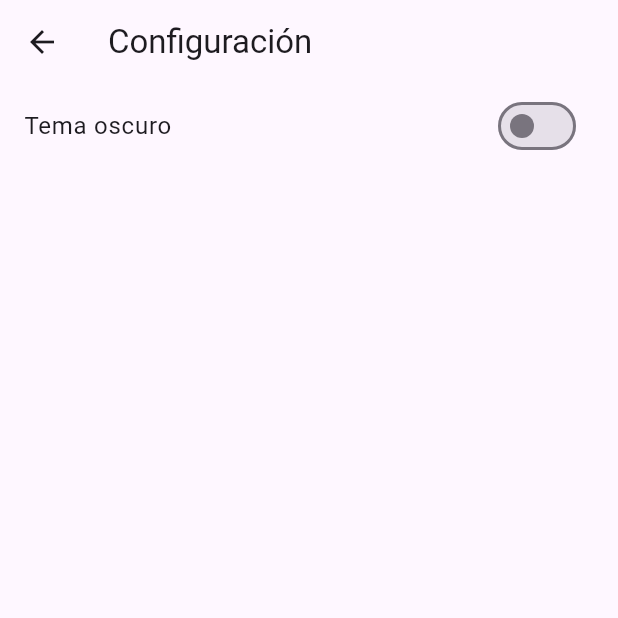
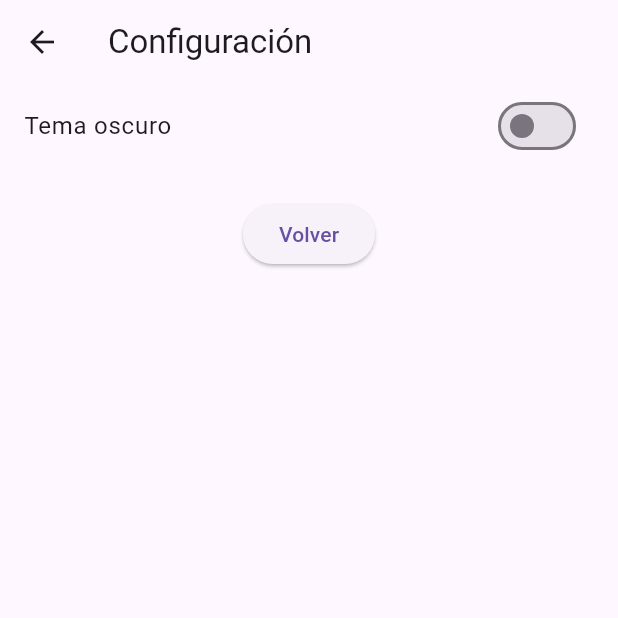
Before and after one commit to carlosgr1992/World_News_CGR, a Flutter app: the ConfiguracionView screen opened by its route, on a phone screen of 412 x 824 dp, the top half of it. Run offline on Flutter 3.47's test engine with Material 3 defaults, Android fonts, the phone set to English and light mode, and no system bars; our stand-ins replace cloud_firestore, firebase_auth, firebase_core; accounts and stored records are empty; generated files the repository leaves out were written again.

Commit message:
Agregado boton volver en configuracion

```diff
--- a/lib/customViews/ButtonBarCustom.dart
+++ b/lib/customViews/ButtonBarCustom.dart
@@ -5,6 +5,7 @@ import 'dart:convert';
 class ButtonBarCustom extends StatelessWidget {
   final VoidCallback onListPressed;
   final VoidCallback onGridPressed;
+
 
   ButtonBarCustom({required this.onListPressed, required this.onGridPressed});
 
--- a/lib/onBoarding/ConfiguracionView.dart
+++ b/lib/onBoarding/ConfiguracionView.dart
@@ -1,7 +1,6 @@
 import 'package:flutter/material.dart';
 import 'package:provider/provider.dart';
 import '../Theme/ThemeNotifier.dart';
-
 
 class ConfiguracionView extends StatelessWidget {
   @override
@@ -21,6 +20,15 @@ class ConfiguracionView extends StatelessWidget {
               themeNotifier.toggleTheme();
             },
           ),
+          SizedBox(height: 20),
+          Center(
+            child: ElevatedButton(
+              onPressed: () {
+                Navigator.of(context).popAndPushNamed("/homeView");
+              },
+              child: Text('Volver'),
+            ),
+          ),
         ],
       ),
     );
```
